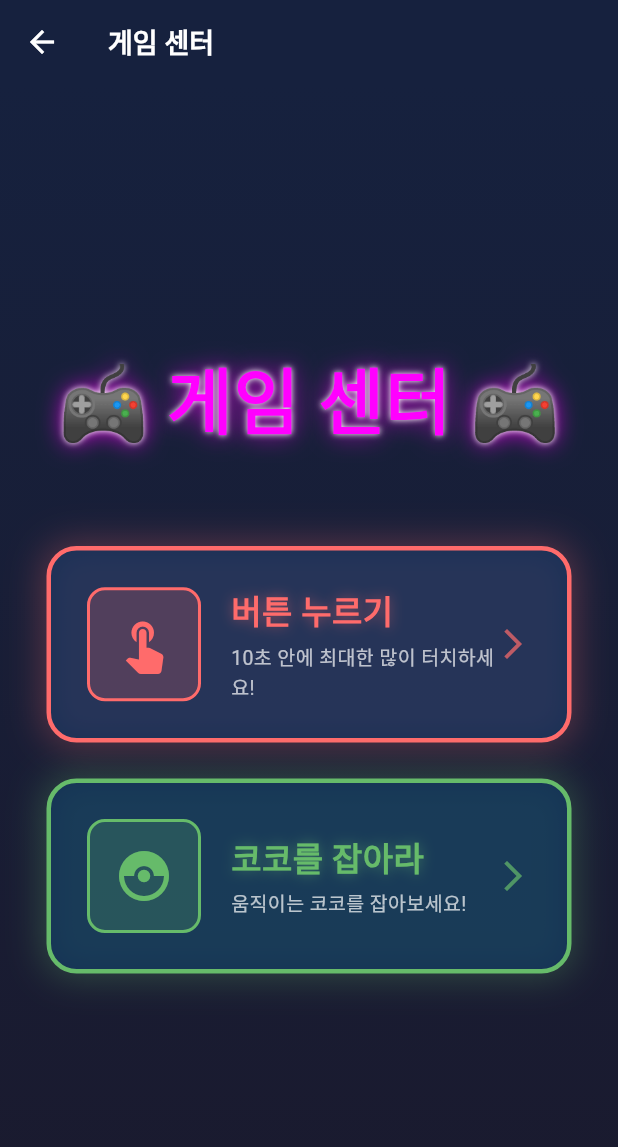
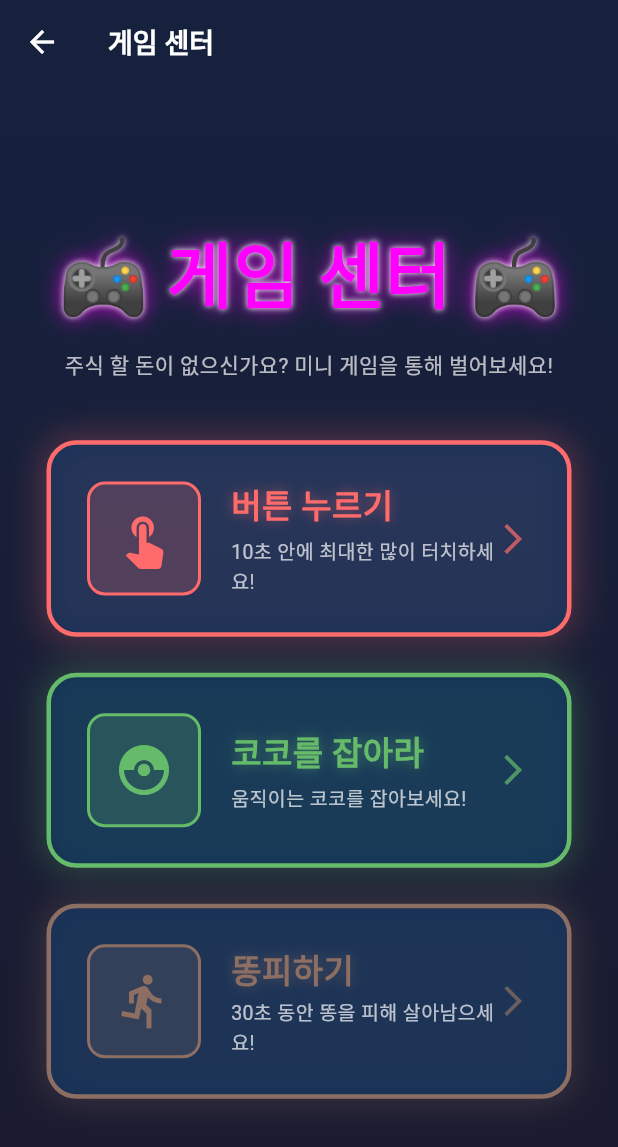
Before and after one commit to coco-ccl/coco-buffett-client, a Flutter app: the GameMenuPage screen opened by its route, on a phone screen of 412 x 824 dp. Shown: the top 1147 px of the screen. Run offline on Flutter 3.47's test engine with Material 3 defaults, Android fonts, the phone set to English and light mode, and no system bars; our stand-ins replace audioplayers, dio, flutter_bloc, flutter_svg, freezed_annotation, go_router; missing offline and left inert: flame, flame_bloc; accounts and stored records are empty.

Commit message:
feat: 똥피 메뉴 추가

```diff
--- a/lib/minigame/game_menu_page.dart
+++ b/lib/minigame/game_menu_page.dart
@@ -80,7 +80,16 @@ class _GameMenuPageState extends State<GameMenuPage> {
                   ],
                 ),
               ),
-              const SizedBox(height: 60),
+              const SizedBox(height: 12),
+              const Text(
+                '주식 할 돈이 없으신가요? 미니 게임을 통해 벌어보세요!',
+                style: TextStyle(
+                  fontSize: 14,
+                  color: Colors.white70,
+                ),
+                textAlign: TextAlign.center,
+              ),
+              const SizedBox(height: 40),
 
               // 게임 버튼들
               _buildGameButton(
@@ -99,6 +108,15 @@ class _GameMenuPageState extends State<GameMenuPage> {
                 icon: Icons.catching_pokemon,
                 color: const Color(0xFF66BB6A),
                 onPressed: () => context.push('/catch-coco'),
+              ),
+              const SizedBox(height: 24),
+              _buildGameButton(
+                context,
+                title: '똥피하기',
+                subtitle: '30초 동안 똥을 피해 살아남으세요!',
+                icon: Icons.directions_run,
+                color: const Color(0xFF8D6E63),
+                onPressed: () => context.push('/dodge-poop'),
               ),
             ],
           ),
```
